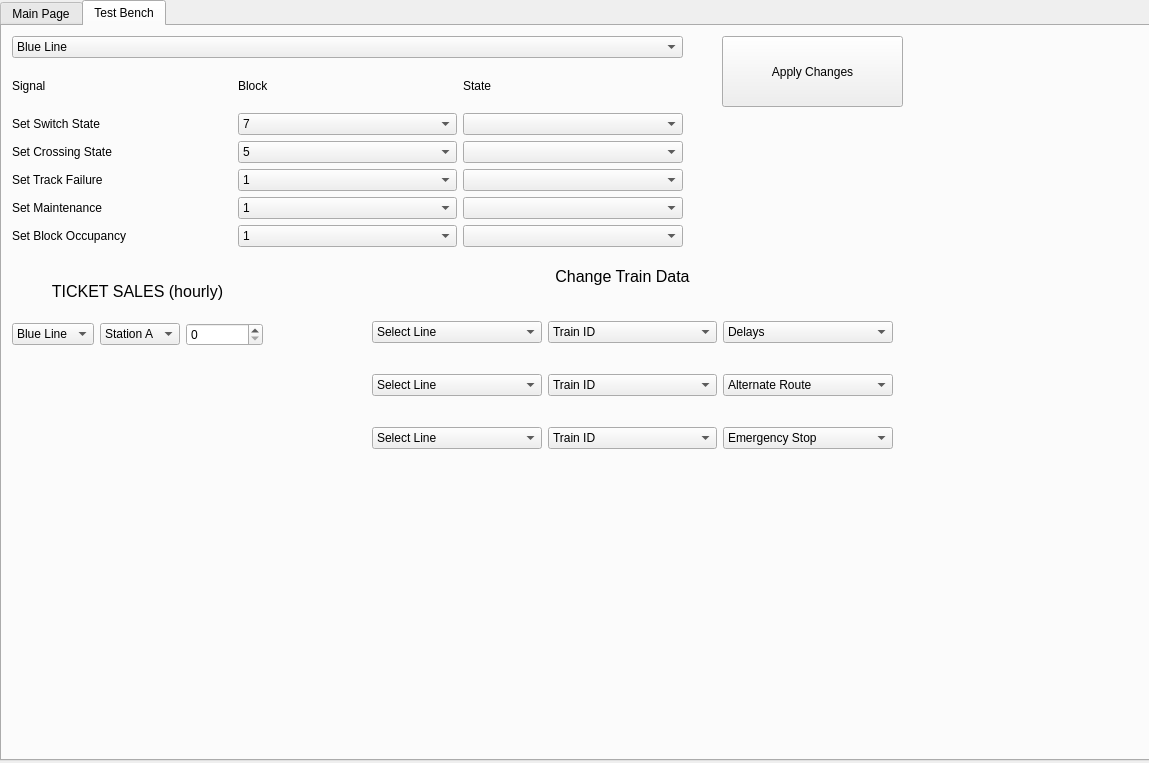
cerfort2/1140, file ui_files/CTC_new.ui: the form before one commit.
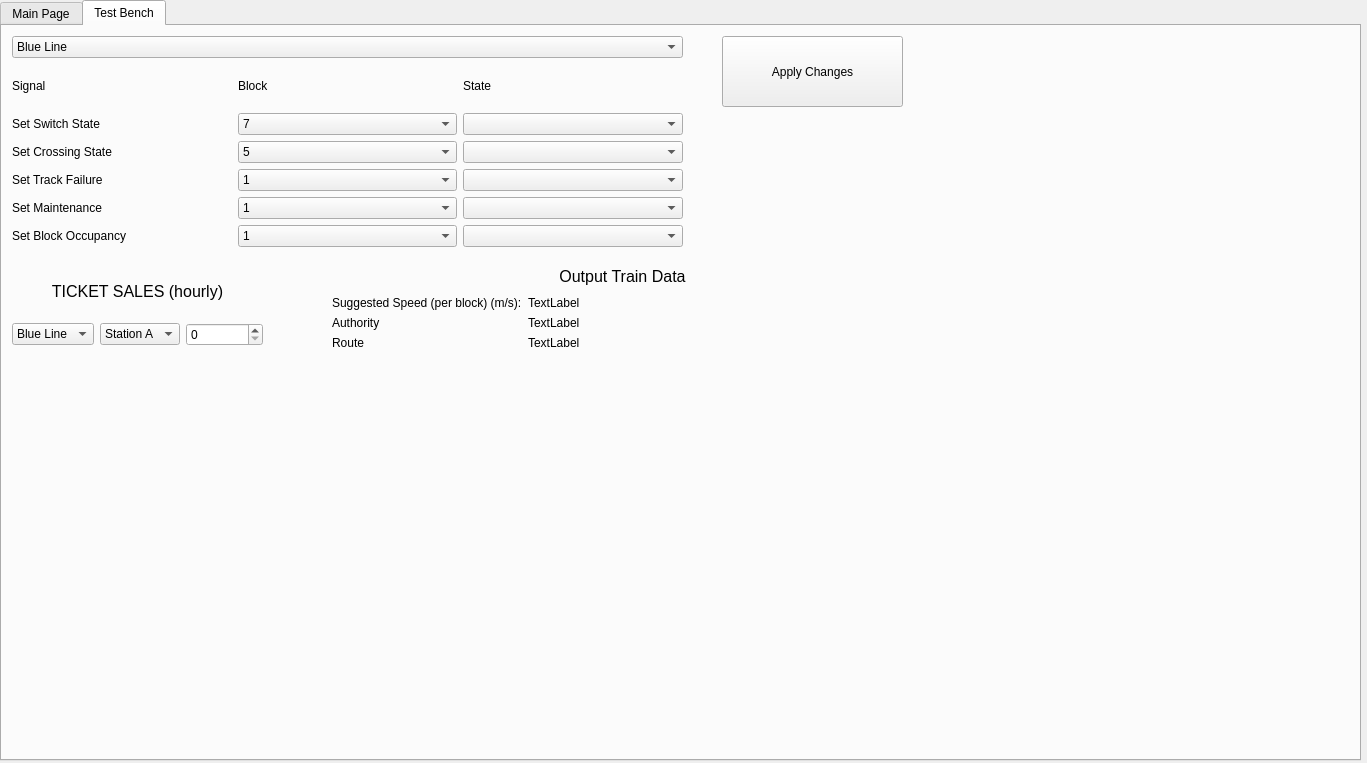
The form after the commit. The open tabs and pages were chosen to show the change.

Patch:
```diff
--- a/ui_files/CTC_new.ui
+++ b/ui_files/CTC_new.ui
@@ -6,7 +6,7 @@
    <rect>
     <x>0</x>
     <y>0</y>
-    <width>1149</width>
+    <width>1367</width>
     <height>763</height>
    </rect>
   </property>
@@ -18,7 +18,7 @@
     <rect>
      <x>0</x>
      <y>0</y>
-     <width>1151</width>
+     <width>1361</width>
      <height>761</height>
     </rect>
    </property>
@@ -1184,7 +1184,7 @@
       </font>
      </property>
      <property name="text">
-      <string>Change Train Data</string>
+      <string>Output Train Data</string>
      </property>
      <property name="textFormat">
       <enum>Qt::AutoText</enum>
@@ -1196,92 +1196,53 @@
     <widget class="QWidget" name="gridLayoutWidget">
      <property name="geometry">
       <rect>
-       <x>370</x>
+       <x>330</x>
        <y>270</y>
-       <width>521</width>
-       <height>181</height>
+       <width>851</width>
+       <height>341</height>
       </rect>
      </property>
-     <layout class="QGridLayout" name="gridLayout_2">
-      <item row="1" column="2">
-       <widget class="QComboBox" name="comboBox_11">
-        <item>
-         <property name="text">
-          <string>Alternate Route</string>
-         </property>
-        </item>
-       </widget>
-      </item>
-      <item row="1" column="1">
-       <widget class="QComboBox" name="comboBox_10">
-        <item>
-         <property name="text">
-          <string>Train ID</string>
-         </property>
-        </item>
-       </widget>
-      </item>
+     <layout class="QFormLayout" name="output_data_tb">
       <item row="0" column="0">
-       <widget class="QComboBox" name="comboBox_4">
-        <item>
-         <property name="text">
-          <string>Select Line</string>
-         </property>
-        </item>
-       </widget>
-      </item>
-      <item row="0" column="2">
-       <widget class="QComboBox" name="comboBox_6">
-        <item>
-         <property name="text">
-          <string>Delays</string>
-         </property>
-        </item>
-       </widget>
-      </item>
-      <item row="1" column="0">
-       <widget class="QComboBox" name="comboBox_7">
-        <item>
-         <property name="text">
-          <string>Select Line</string>
-         </property>
-        </item>
+       <widget class="QLabel" name="label_22">
+        <property name="text">
+         <string>Suggested Speed (per block) (m/s):</string>
+        </property>
        </widget>
       </item>
       <item row="0" column="1">
-       <widget class="QComboBox" name="comboBox_5">
-        <item>
-         <property name="text">
-          <string>Train ID</string>
-         </property>
-        </item>
+       <widget class="QLabel" name="suggested_speed_tb">
+        <property name="text">
+         <string>TextLabel</string>
+        </property>
+       </widget>
+      </item>
+      <item row="1" column="0">
+       <widget class="QLabel" name="label_24">
+        <property name="text">
+         <string>Authority</string>
+        </property>
+       </widget>
+      </item>
+      <item row="1" column="1">
+       <widget class="QLabel" name="authority_tb">
+        <property name="text">
+         <string>TextLabel</string>
+        </property>
        </widget>
       </item>
       <item row="2" column="0">
-       <widget class="QComboBox" name="comboBox_12">
-        <item>
-         <property name="text">
-          <string>Select Line</string>
-         </property>
-        </item>
+       <widget class="QLabel" name="label_26">
+        <property name="text">
+         <string>Route</string>
+        </property>
        </widget>
       </item>
       <item row="2" column="1">
-       <widget class="QComboBox" name="comboBox_13">
-        <item>
-         <property name="text">
-          <string>Train ID</string>
-         </property>
-        </item>
-       </widget>
-      </item>
-      <item row="2" column="2">
-       <widget class="QComboBox" name="comboBox_14">
-        <item>
-         <property name="text">
-          <string>Emergency Stop</string>
-         </property>
-        </item>
+       <widget class="QLabel" name="route_tb">
+        <property name="text">
+         <string>TextLabel</string>
+        </property>
        </widget>
       </item>
      </layout>
```
Left out of the diff: 152 changed lines with no effect on the pictures.
